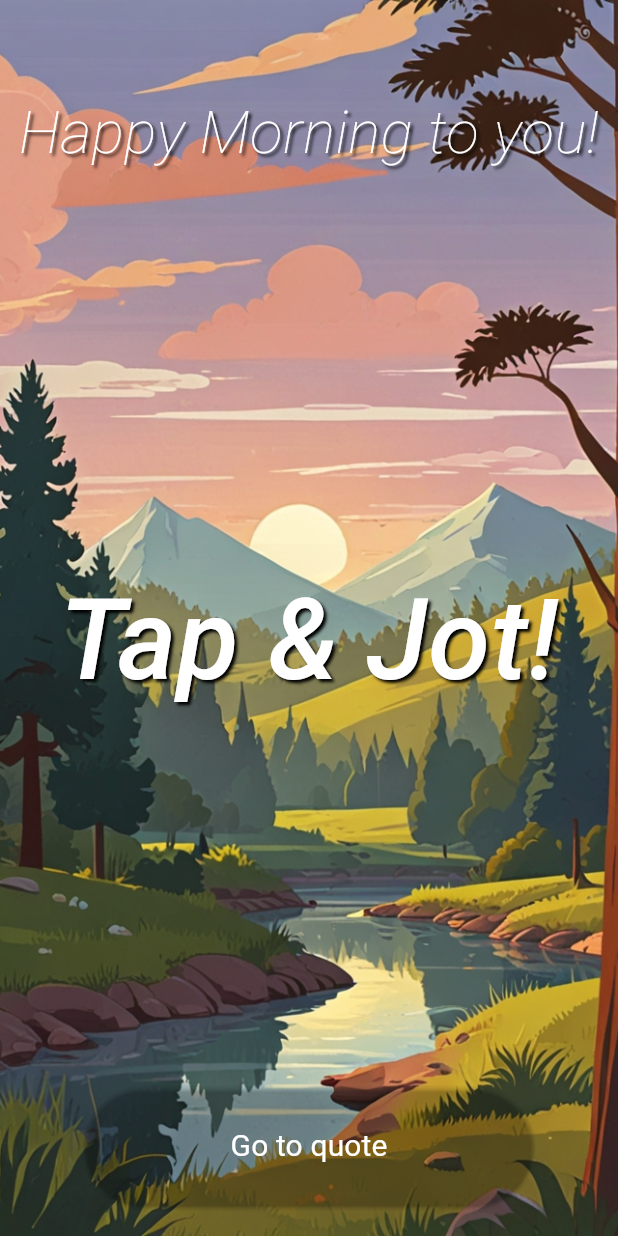
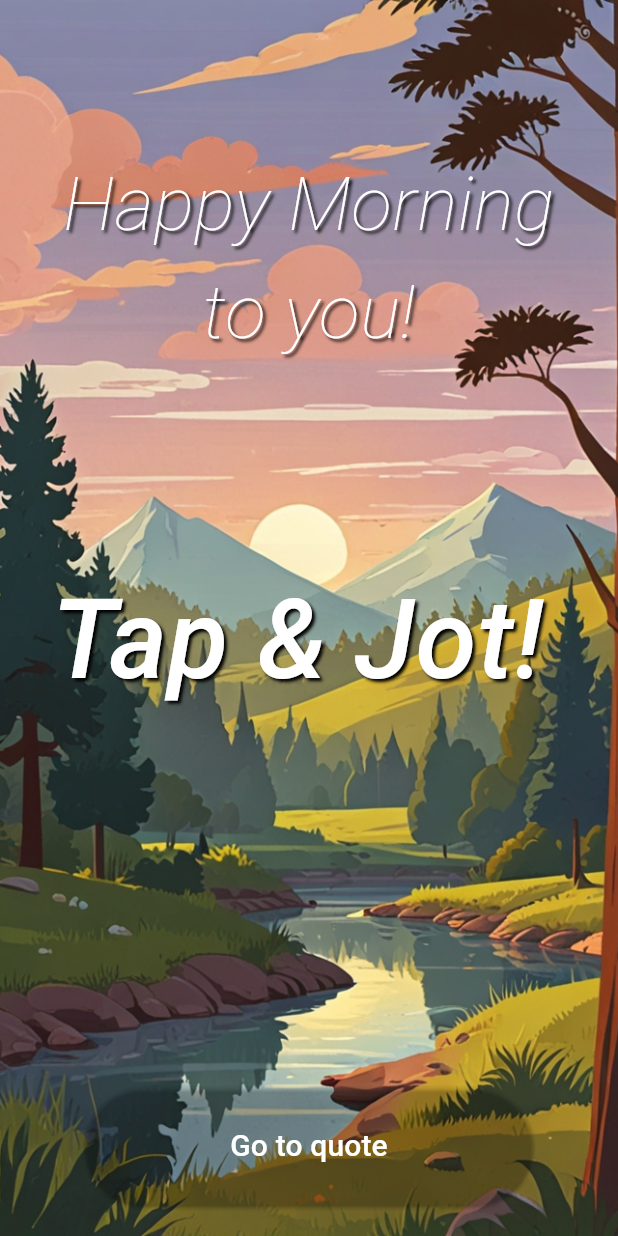
Before and after one commit to nisidazza/tap_and_jot, a Flutter app: the screen it shows after launch, on a phone screen of 412 x 824 dp. Run offline on Flutter 3.47's test engine with Material 3 defaults, Android fonts, the phone set to English and light mode, and no system bars; drawn by our look-alikes of auto_size_text; our stand-ins replace google_fonts, image_gallery_saver, lottie, screenshot; missing offline and left inert: flutter_animated_icons.

Commit message:
change text font based on screen

```diff
--- a/lib/app/ui/screens/home_page.dart
+++ b/lib/app/ui/screens/home_page.dart
@@ -1,3 +1,4 @@
+import 'package:auto_size_text/auto_size_text.dart';
 import 'package:flutter/material.dart';
 import 'package:google_fonts/google_fonts.dart';
 import 'package:tap_and_jot/app/ui/screens/quotes_page.dart';
@@ -74,15 +75,13 @@ class _HomePageState extends State<HomePage> {
                     opacity: 0.95,
                     image: AssetImage(getImage()),
                     fit: BoxFit.cover)),
-            child: SafeArea(
             child: Column(
               mainAxisAlignment: MainAxisAlignment.spaceBetween,
-                crossAxisAlignment: CrossAxisAlignment.center,
               children: [
                 Expanded(
                   child: Padding(
                       padding:
-                            const EdgeInsets.only(top: 60, left: 10, right: 10),
+                          const EdgeInsets.only(top: 100, left: 20, right: 20),
                       child: Container(
                         alignment: Alignment.topCenter,
                         child: Semantics(
@@ -92,24 +91,25 @@ class _HomePageState extends State<HomePage> {
                           excludeSemantics: true,
                           child: HomeText(
                               text: getMessage(),
-                              fontSize: 40,
+                              fontSize: 50,
                               fontWeight: FontWeight.w200,
-                            ),
+                              maxLines: 2),
                         ),
                       )),
                 ),
                 Expanded(
                   child: Padding(
-                      padding:
-                          const EdgeInsets.only(top: 30, left: 10, right: 10),
+                    padding: const EdgeInsets.only(top: 30, left: 5, right: 20),
                     child: Container(
                       alignment: Alignment.center,
+                      width: MediaQuery.of(context).size.width * 0.8,
                       child: Semantics(
                         excludeSemantics: true,
                         child: const HomeText(
                           text: "Tap & Jot!",
-                            fontSize: 75,
+                          fontSize: 100,
                           fontWeight: FontWeight.w500,
+                          maxLines: 1,
                         ),
                       ),
                     ),
@@ -136,7 +136,7 @@ class _HomePageState extends State<HomePage> {
                               },
                               child: const Text("Go to quote",
                                   style: TextStyle(
-                                        fontWeight: FontWeight.w400,
+                                      fontWeight: FontWeight.w500,
                                       color: Colors.white,
                                       fontSize: 20)),
                             ),
@@ -145,7 +145,6 @@ class _HomePageState extends State<HomePage> {
                   ),
                 ),
               ],
-              ),
             ),
           ),
         ),
@@ -159,17 +158,21 @@ class HomeText extends StatelessWidget {
       {super.key,
       required this.text,
       required this.fontSize,
-      required this.fontWeight});
+      required this.fontWeight,
+      required this.maxLines});
 
   final String text;
   final double fontSize;
   final FontWeight fontWeight;
+  final int maxLines;
 
   @override
   Widget build(BuildContext context) {
-    return Text(text,
+    return AutoSizeText(
+      text,
       textDirection: TextDirection.ltr,
       textAlign: TextAlign.center,
+      maxLines: maxLines,
       style: TextStyle(
         fontFamily: GoogleFonts.indieFlower().fontFamily,
         fontWeight: fontWeight,
@@ -177,9 +180,9 @@ class HomeText extends StatelessWidget {
         color: Colors.white,
         fontSize: fontSize,
         shadows: const [
-            Shadow(
-                color: Colors.black, blurRadius: 2.0, offset: Offset(2.0, 2.0))
+          Shadow(color: Colors.black, blurRadius: 2.0, offset: Offset(2.0, 2.0))
         ],
-        ));
+      ),
+    );
   }
 }
--- a/lib/app/ui/widgets/blur_background.dart
+++ b/lib/app/ui/widgets/blur_background.dart
@@ -16,7 +16,8 @@ class BlurBackground extends StatelessWidget {
       imageFilter: ImageFilter.blur(
           sigmaX: 10.0, sigmaY: 10.0, tileMode: TileMode.decal),
       child: Container(
-        margin: const EdgeInsets.symmetric(vertical: 20, horizontal: 5),
+        width: MediaQuery.of(context).size.width * 0.9,
+        height: MediaQuery.of(context).size.height * 0.9,
         decoration: shouldDisplay
             ? BoxDecoration(
                 color: Colors.black54,
```
Also changed, not shown: lib/app/ui/widgets/quote_animation.dart (+20 -8 lines). Lines whose indentation alone changed are shown as unchanged.
